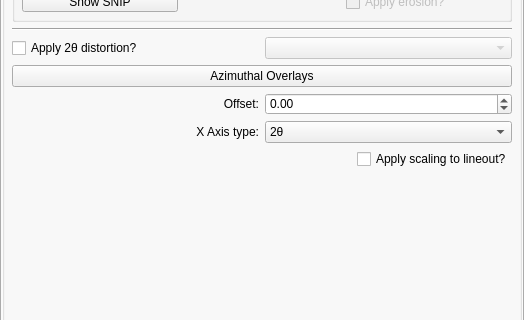
First picture: the form in hexrdgui/resources/ui/image_mode_widget.ui, repository HEXRD/hexrdgui, before the edit; both pictures show x 0 to 524 and y 242 to 562 of the 524 by 720 pixel window.
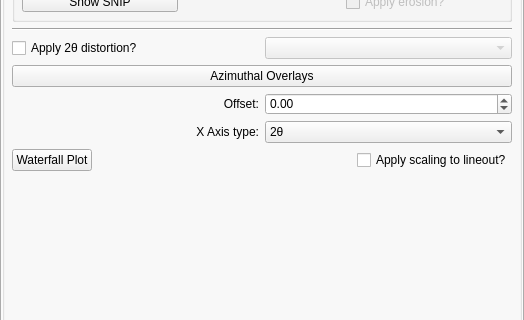
Second picture: the form after the edit. Custom widgets are drawn as their Qt base class.

Commit message: Add ability to create waterfall plots

```diff
--- a/hexrdgui/resources/ui/image_mode_widget.ui
+++ b/hexrdgui/resources/ui/image_mode_widget.ui
@@ -883,6 +883,16 @@
             </item>
             <item>
              <layout class="QHBoxLayout" name="horizontalLayout_4">
+              <item>
+               <widget class="QPushButton" name="create_waterfall_plot">
+                <property name="toolTip">
+                 <string>&lt;html&gt;&lt;head/&gt;&lt;body&gt;&lt;p&gt;Create a waterfall plot using the images in the image series.&lt;/p&gt;&lt;p&gt;This will first generate a polar view image for every index in the image series (which can be time-consuming depending on the polar resolution settings). Each polar view images is then used to create an azimuthal lineout.&lt;/p&gt;&lt;p&gt;The azimuthal lineouts for each of the polar view images is then plotted together in a waterfall plot dialog. This dialog allows plots to be adjusted as needed.&lt;/p&gt;&lt;/body&gt;&lt;/html&gt;</string>
+                </property>
+                <property name="text">
+                 <string>Waterfall Plot</string>
+                </property>
+               </widget>
+              </item>
               <item>
                <spacer name="horizontalSpacer">
                 <property name="orientation">
```
Left out of the diff: 18 changed lines with no effect on the pictures. The commit also changes 6 other files.
